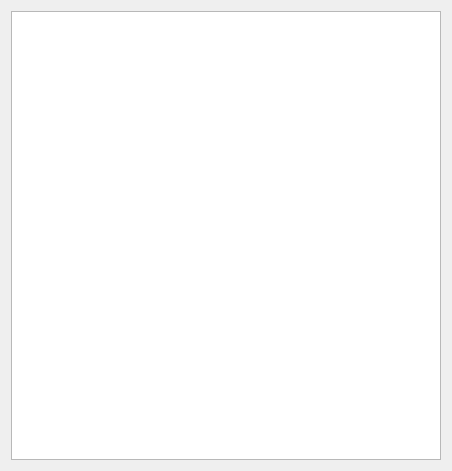
Before: the Qt Designer form KinectTracker/Explorer.ui in GromeTT/KinectTracker, drawn with Qt 5.
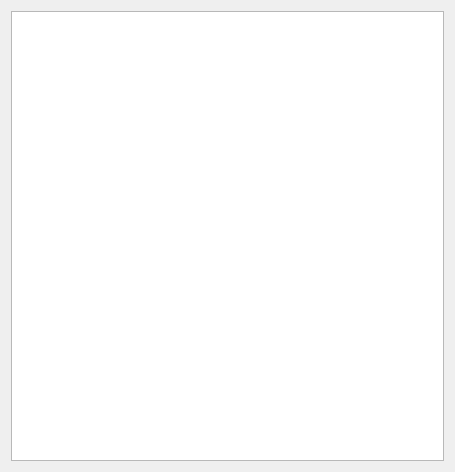
After: the same form once the commit is applied.

Commit message: 1. Complete: Replaced the explorer class with the PropertyBrowser class. 2. New feature: PropertyBrowser support QVector3D, cv::Size, FixedPropertyVector. 3. Added: Class FixedPropertyVector encapsulates std::vector<float>. 4. Added: Class TreeModel, is the heart of the PropertyBrowser. 5. Added: ToDoList in org-format

```diff
--- a/KinectTracker/Explorer.ui
+++ b/KinectTracker/Explorer.ui
@@ -6,8 +6,8 @@
    <rect>
     <x>0</x>
     <y>0</y>
-    <width>452</width>
-    <height>471</height>
+    <width>455</width>
+    <height>472</height>
    </rect>
   </property>
   <property name="windowTitle">
@@ -16,6 +16,15 @@
   <layout class="QGridLayout" name="gridLayout">
    <item row="0" column="0">
     <widget class="QTableWidget" name="tableWidget">
+     <property name="editTriggers">
+      <set>QAbstractItemView::AllEditTriggers</set>
+     </property>
+     <property name="iconSize">
+      <size>
+       <width>0</width>
+       <height>0</height>
+      </size>
+     </property>
      <attribute name="horizontalHeaderCascadingSectionResizes">
       <bool>false</bool>
      </attribute>
```
The commit also changes 27 other files.
